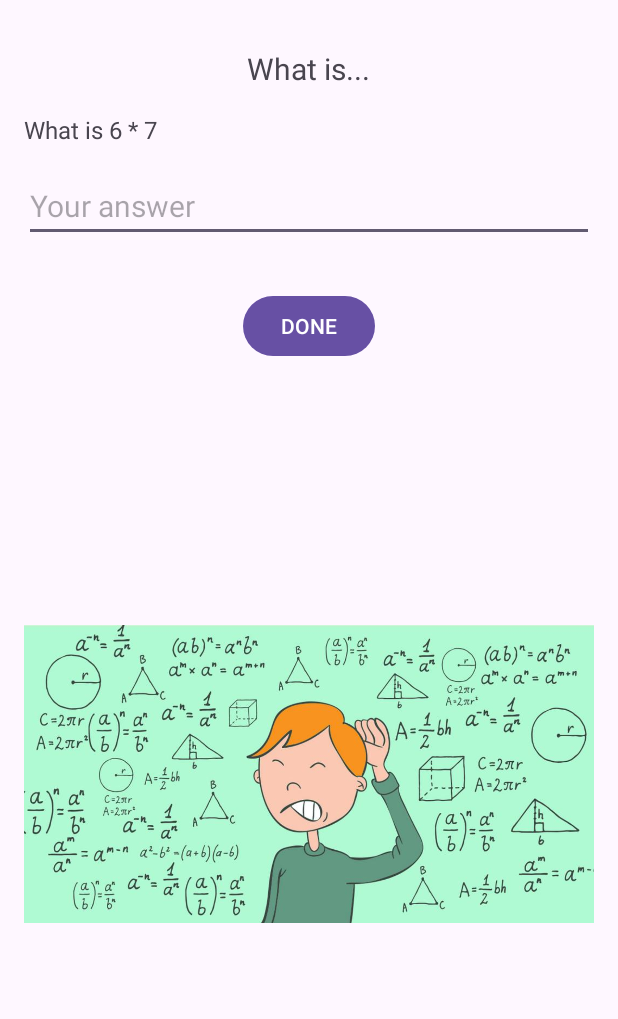
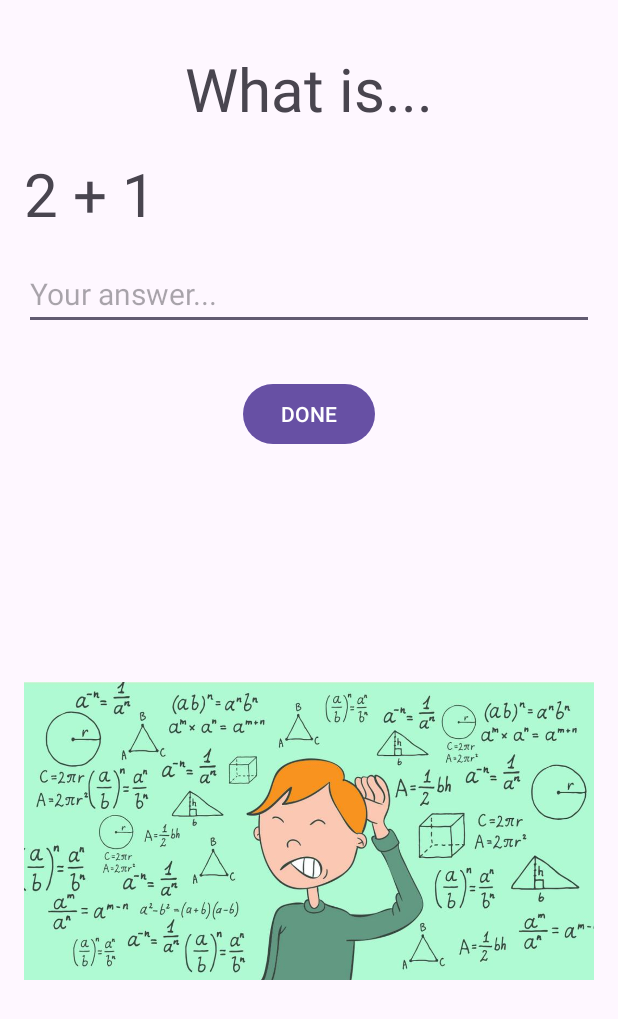
Before and after one commit to joannanjeri/p3, an Android app: the NextActivity screen opened directly, with no data from a screen before it, after a tap on "DONE", on a phone screen of 412 x 824 dp. Shown: the top 1019 px of the screen. Run offline under Robolectric (Android 15) with nearby library versions, the phone set to English and light mode, and no system bars.

Commit message:
final commit

```diff
--- a/app/src/main/java/com/example/p3/NextActivity.kt
+++ b/app/src/main/java/com/example/p3/NextActivity.kt
@@ -2,27 +2,46 @@ package com.example.p3
 
 import android.content.Intent
 import android.os.Bundle
+import android.text.Editable
 import android.widget.Button
 import android.widget.TextView
 import androidx.appcompat.app.AppCompatActivity
+import kotlin.random.Random
 
+/**
+ * The activity where users answer the questions from the previous screen
+ */
 class NextActivity : AppCompatActivity() {
+    /** TextView that displays the question */
     private lateinit var questionText: TextView
+
+    /** TextView where users enter their answer. */
     private lateinit var answerText: TextView
+
+    /** Button that users press when they've answered a question */
     private lateinit var doneButton: Button
-//    private lateinit var startButton: Button
 
-    private val questions = mutableListOf(
-        "What is 2 + 3",
-        "What is 6 * 7",
-        "What is 9 - 6",
-        "What is 6 / 3",
-    )
+    /** Tracks the current question number */
+    private var currentQuestionNumber = 0
 
-    private var currentQuestionList = 0
+    /** Tracks the number of correctly answered questions */
     private var correctAnswers = 0
 
+    /** The total number of questions to be answered */
+    private var numQuestions = 0
 
+    /** The selected difficulty level */
+    private lateinit var selectedDifficulty: String
+
+    /** The selected operation type */
+    private lateinit var selectedOperation: String
+
+
+    /**
+     * Initializes the activity and sets up the UI components for the questioning process
+     *
+     * @param savedInstanceState The saved state of the activity
+     */
     override fun onCreate(savedInstanceState: Bundle?) {
         super.onCreate(savedInstanceState)
         setContentView(R.layout.activity_next)
@@ -30,61 +49,155 @@ class NextActivity : AppCompatActivity() {
         questionText = findViewById(R.id.questionText)
         answerText = findViewById(R.id.answerText)
         doneButton = findViewById(R.id.doneButton)
-//        startButton = findViewById(R.id.startButton)
 
-        showQuestion(0)
+        numQuestions = intent.getIntExtra("numQuestions", 5)
+
+        selectedDifficulty = intent.getStringExtra("difficulty") ?: "easy"
+        selectedOperation = intent.getStringExtra("operation") ?: "+"
 
         doneButton.setOnClickListener {
             checkAnswer()
-//            goToMain()
+            if (currentQuestionNumber < numQuestions) {
+                showQuestion()
+            } else {
+                showResults()
+            }
         }
+        showQuestion()
     }
 
-//    private fun goToMain() {
-//        val mainIntent = Intent(this, MainActivity::class.java)
-//        startActivity(mainIntent)
-//        finish()
-//    }
+    /**
+     * Displays a new question for the user to answer
+     */
+    private fun showQuestion() {
+        val question = randomQuestion()
+        questionText.text = question
+        answerText.text = Editable.Factory.getInstance().newEditable("")
+    }
 
 
-    private fun showQuestion(index: Int) {
-        if (index < questions.size) {
-            questionText.text = questions[index]
-            answerText.text.clear()
-            currentQuestionList = index
-        } else {
-            // all q's answered-- shows the results
-            val score = "$correctAnswers out of ${questions.size}"
-            val intent = Intent(this, ResultActivity::class.java)
-            intent.putExtra("score", score)
-            startActivity(intent)
-            finish()
+    /**
+     * Generates a random even number within a specified range (i chose this for the division because
+     * it was giving me only odd numbers and it was making the division annoying for the user
+     *
+     * @param range The range within which to generate the even number
+     * @return An even number within the specified range
+     */
+    private fun randomEvenNumber(range: IntRange): Int {
+        var evenNumber = Random.nextInt(range.first, range.last + 1)
+        if (evenNumber % 2 != 0) {
+            evenNumber++
         }
+        return evenNumber.coerceIn(range)
     }
 
-    private fun checkAnswer() {
-        val enteredAnswer = answerText.text.toString().trim()
-        val correctAnswer = calculateCorrectAnswer(currentQuestionList)
-
-        if (enteredAnswer == correctAnswer) {
-            correctAnswers++
+    /**
+     * Generates a random question based on selected difficulty and operation
+     *
+     * @return A string representing the arithmetic question
+     */
+    private fun randomQuestion(): String {
+        val range = when (selectedDifficulty) {
+            "Easy" -> 1..5
+            "Medium" -> 6..10
+            "Hard" -> 12..19
+            else -> 1..5
         }
 
-        showQuestion(currentQuestionList + 1)
+        var num1: Int
+        var num2: Int
+        val operator = when (selectedOperation) {
+            "Addition" -> {
+                num1 = Random.nextInt(range.first, range.last + 1)
+                num2 = Random.nextInt(range.first, range.last + 1)
+                "+"
+            }
+            "Subtraction" -> {
+                num1 = Random.nextInt(range.first, range.last + 1)
+                num2 = Random.nextInt(range.first, range.last + 1)
+                if (num1 < num2) {
+                    val temp = num1
+                    num1 = num2
+                    num2 = temp
+                }
+                "-"
+            }
+            "Multiplication" -> {
+                num1 = Random.nextInt(range.first, range.last + 1)
+                num2 = Random.nextInt(range.first, range.last + 1)
+                "*"
+            }
+            "Division" -> {
+                num1 = randomEvenNumber(range)
+                num2 = randomEvenNumber(range)
+                while (num2 == 0) {
+                    num2 = randomEvenNumber(range)
+                }
+                "/"
+            }
+            else -> {
+                num1 = Random.nextInt(range.first, range.last + 1)
+                num2 = Random.nextInt(range.first, range.last + 1)
+                "+"
+            }
+        }
+
+        return "$num1 $operator $num2"
     }
 
-    private fun calculateCorrectAnswer(questionIndex: Int): String {
-        return when (questionIndex) {
-            0 -> "5"
-            1 -> "42"
-            2 -> "3"
-            3 -> "3"
+    /**
+     * Checks the user's answer against the correct answer and updates the score
+     */
+    private fun checkAnswer() {
+        val enteredAnswer = answerText.text.toString().toFloatOrNull()
+        val correctAnswerString = calculateCorrectAnswer(questionText.text.toString())
+        val correctAnswer = correctAnswerString.toFloatOrNull()
+
+        if (enteredAnswer != null && correctAnswer != null) {
+            val epsilon = 0.0005 // to the hundrendth place
+            if (Math.abs(enteredAnswer - correctAnswer) < epsilon) {
+                correctAnswers++
+            }
+        }
+        currentQuestionNumber++
+    }
+
+    /**
+     * Calculates the correct answer for the question
+     *
+     * @param question The question as a string
+     * @return A string representing the correct answer
+     */
+    private fun calculateCorrectAnswer(question: String): String {
+        val parts = question.split(" ")
+        val num1 = parts[0].toFloat()
+        val operator = parts[1]
+        val num2 = parts[2].toFloat()
+
+        return when (operator) {
+            "+" -> (num1 + num2).toString()
+            "-" -> (num1 - num2).toString()
+            "*" -> (num1 * num2).toString()
+            "/" -> {
+                if (num2 != 0.0f) {
+                    (num1 / num2).toString()
+                } else {
+                    "NaN"
+                }
+            }
             else -> ""
         }
+
     }
 
+    /**
+     * Shows the user's final score then shows the results activity
+     */
+    private fun showResults() {
+        val score = "$correctAnswers out of $numQuestions"
+        val intent = Intent(this, ResultActivity::class.java)
+        intent.putExtra("score", score)
+        startActivity(intent)
+        finish()
+    }
 }
-
-private fun CharSequence.clear() {
-    TODO("Not yet implemented")
-}
--- a/app/src/main/res/layout/activity_next.xml
+++ b/app/src/main/res/layout/activity_next.xml
@@ -12,7 +12,7 @@
         android:layout_height="match_parent"
         android:id="@+id/whatText"
         android:text="What is..."
-        android:textSize="20sp"
+        android:textSize="40sp"
         android:layout_centerHorizontal="true"
         android:layout_marginTop="16dp" />
 
@@ -23,7 +23,7 @@
         android:layout_marginTop="16dp"
         android:layout_marginBottom="16dp"
         android:text=""
-        android:textSize="16sp"/>
+        android:textSize="40sp"/>
 
     <EditText
         android:layout_width="match_parent"
@@ -31,7 +31,7 @@
         android:id="@+id/answerText"
         android:layout_below="@id/questionText"
         android:layout_marginBottom="16dp"
-        android:hint="Your answer"
+        android:hint="Your answer..."
         android:textSize="20sp" />
 
     <Button
@@ -50,6 +50,4 @@
         android:layout_alignParentBottom="true"
         android:src="@drawable/bkgimage" />
 
-
-
 </LinearLayout>
--- a/app/src/main/res/layout/activity_result.xml
+++ b/app/src/main/res/layout/activity_result.xml
@@ -19,7 +19,7 @@
         android:layout_width="wrap_content"
         android:layout_height="wrap_content"
         android:id="@+id/retryButton"
-        android:text="Try again"
+        android:text="Do it again"
         android:textSize="25sp"
         android:onClick="restartGame" />
 
```
Also changed, not shown: app/src/main/java/com/example/p3/MainActivity.kt (+60 -19 lines), app/src/main/java/com/example/p3/ResultActivity.kt (+16 -0 lines), app/src/main/res/layout/activity_main.xml (+13 -13 lines).
